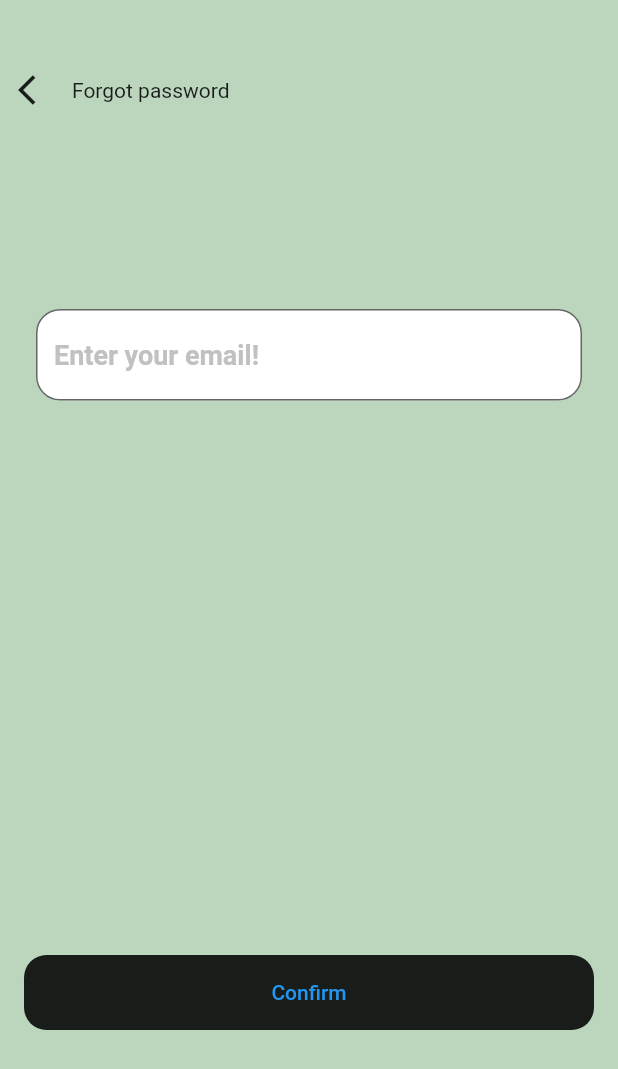
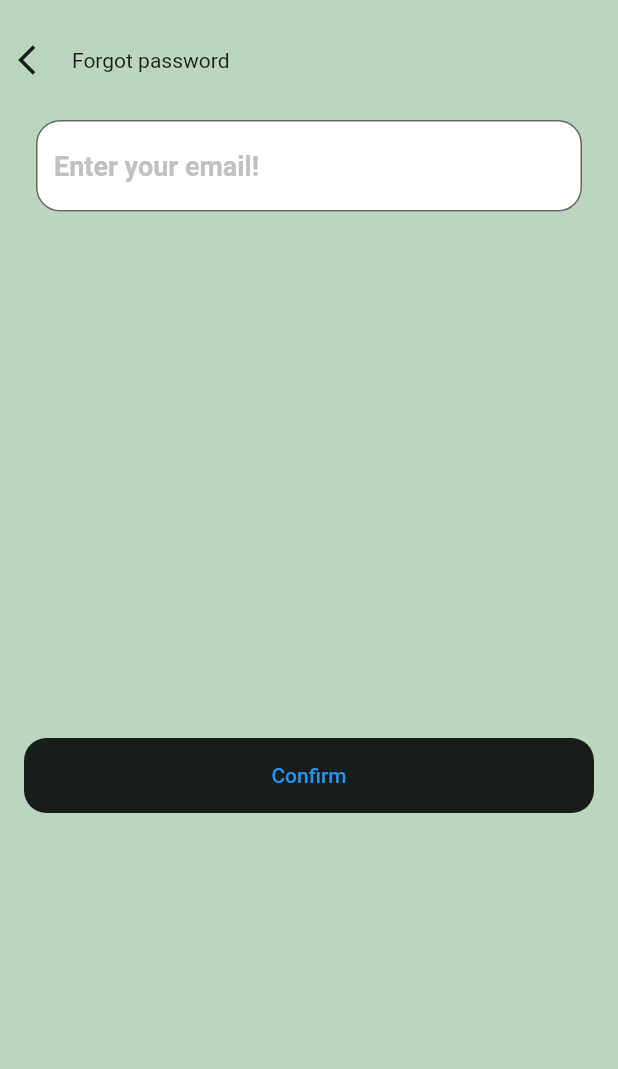
Before and after one commit to phuongtruong472001/CookWithMe, a Flutter app: the ForgotPasswordPage screen opened by its route, on a phone screen of 412 x 824 dp. Shown: the top 1069 px of the screen. Run offline on Flutter 3.47's test engine with Material 2 defaults, Android fonts, the phone set to English and light mode, and no system bars; our stand-ins replace flutter_easyloading, get, get_storage, hexcolor; accounts and stored records are empty; Roboto replaces fonts that are missing (Nunito-Semibold).

Commit message:
done forgot password

```diff
--- a/cook_with_me/lib/model/API.dart
+++ b/cook_with_me/lib/model/API.dart
@@ -9,4 +9,6 @@ class API {
   static String linkCategory = "${baseLink}category";
   static String linkRecommend = "${baseLink}recommend";
   static String linkPostOfMe = "${baseLink}posts/user/";
+   static String changePassword = "${baseLink}auth/updatepassword";
+   static String linkInforOfMe = "${baseLink}auth/getMe";
 }
--- a/cook_with_me/lib/pages/change_password/controller/change_password_controller.dart
+++ b/cook_with_me/lib/pages/change_password/controller/change_password_controller.dart
@@ -5,8 +5,10 @@ class ChangePasswordController extends GetxController {
   var newPasswordController = TextEditingController().obs;
   var confirmPasswordConTroller = TextEditingController().obs;
   final GlobalKey<FormState> key = GlobalKey<FormState>();
+   String email=Get.arguments["email"]??"";
   @override
   void onInit() {
+
     super.onInit();
   }
 
--- a/cook_with_me/lib/pages/forgot_password/view/forgot_password_view.dart
+++ b/cook_with_me/lib/pages/forgot_password/view/forgot_password_view.dart
@@ -11,20 +11,21 @@ class ForgotPasswordPage extends GetView<ForgotPasswordController> {
   @override
   Widget build(BuildContext context) {
     return Scaffold(
-      body: SafeArea(
-        child: Form(
-          key: controller.key,
-          child: Stack(
-            children: [
-              Positioned(
-                top: 20,
-                child: SizedBox(
+      body: SingleChildScrollView(
+        child: SafeArea(
+          child: Form(
+            key: controller.key,
+            child: Column(
+              children: [
+                SizedBox(
                   width: Get.width,
                   height: 80,
                   child: Row(
                     children: [
                       IconButton(
-                        onPressed: () {},
+                        onPressed: () {
+                          Get.back();
+                        },
                         icon: const Icon(Icons.arrow_back_ios),
                       ),
                       const Text(
@@ -34,18 +35,12 @@ class ForgotPasswordPage extends GetView<ForgotPasswordController> {
                     ],
                   ),
                 ),
-              ),
-              Positioned(
-                top: Get.height / 4,
-                child: SizedBox(
+                SizedBox(
                   height: Get.height / 2,
                   width: Get.width,
                   child: Obx(() => editEmail(controller.emailController.value)),
                 ),
-              ),
-              Positioned(
-                bottom: Get.height / 6,
-                child: SizedBox(
+                SizedBox(
                   width: Get.width,
                   child: Center(
                     child: TextButton(
@@ -61,7 +56,7 @@ class ForgotPasswordPage extends GetView<ForgotPasswordController> {
                         if (controller.key.currentState!.validate()) {
                           controller.key.currentState!.save();
                           bool statusCheckOTP = await CallApi.sendOTP(
-                              controller.emailController.value.text);
+                              controller.emailController.value.text.trim());
                           if (statusCheckOTP) {
                             showAlertDialog(context);
                           }
@@ -71,9 +66,8 @@ class ForgotPasswordPage extends GetView<ForgotPasswordController> {
                     ),
                   ),
                 ),
-              ),
-              Positioned(child: Container())
-            ],
+              ],
+            ),
           ),
         ),
       ),
@@ -93,10 +87,12 @@ class ForgotPasswordPage extends GetView<ForgotPasswordController> {
       onPressed: () async {
         if (controller.key.currentState!.validate()) {
           controller.key.currentState!.save();
-          bool statusCheckOTP =
-              await CallApi.checkOTP(controller.emailController.value.text,controller.otpController.value.text);
+          bool statusCheckOTP = await CallApi.checkOTP(
+              controller.emailController.value.text,
+              controller.otpController.value.text);
           if (statusCheckOTP) {
-            Get.toNamed("/change_password");
+            Get.toNamed("/change_password",
+                arguments: {"email": controller.emailController.value.text});
           }
         }
       },
--- a/cook_with_me/lib/pages/link_image.dart
+++ b/cook_with_me/lib/pages/link_image.dart
@@ -2,4 +2,6 @@ class LinkImage {
   static String icon = "";
   static String imageDefault =
       "https://res.cloudinary.com/doeo0czgr/image/upload/v1670596801/jmhcxvfg68i3g1g1hgcr.png";
+  static String avatarDefault =
+      "https://media.istockphoto.com/id/1209654046/vector/user-avatar-profile-icon-black-vector-illustration.jpg?s=612x612&w=0&k=20&c=EOYXACjtZmZQ5IsZ0UUp1iNmZ9q2xl1BD1VvN6tZ2UI=";
 }
--- a/cook_with_me/lib/pages/login_screen/login_controller.dart
+++ b/cook_with_me/lib/pages/login_screen/login_controller.dart
@@ -4,12 +4,13 @@ import 'package:get_storage/get_storage.dart';
 
 class LoginController extends GetxController {
   String notifications = "";
-  final emailController = TextEditingController().obs;
-  final passController = TextEditingController().obs;
-  final box = GetStorage();
+  var emailController = TextEditingController().obs;
+  var passController = TextEditingController().obs;
+  var box = GetStorage();
   RxBool isRemmenber = false.obs;
   @override
   void onInit() {
+    initData();
     super.onInit();
   }
 
@@ -19,4 +20,9 @@ class LoginController extends GetxController {
     passController.value.dispose();
     super.onClose();
   }
+
+  initData() {
+    emailController.value.text = box.read("email") ?? "";
+    passController.value.text = box.read("password") ?? "";
+  }
 }
```
Also changed, not shown: cook_with_me/lib/model/call_api.dart (+52 -1 lines), cook_with_me/lib/pages/change_password/view/change_password_view.dart (+7 -8 lines), cook_with_me/lib/pages/login_screen/login_view.dart (+15 -27 lines), cook_with_me/lib/pages/settings/controller/settings_controller.dart (+6 -4 lines).
